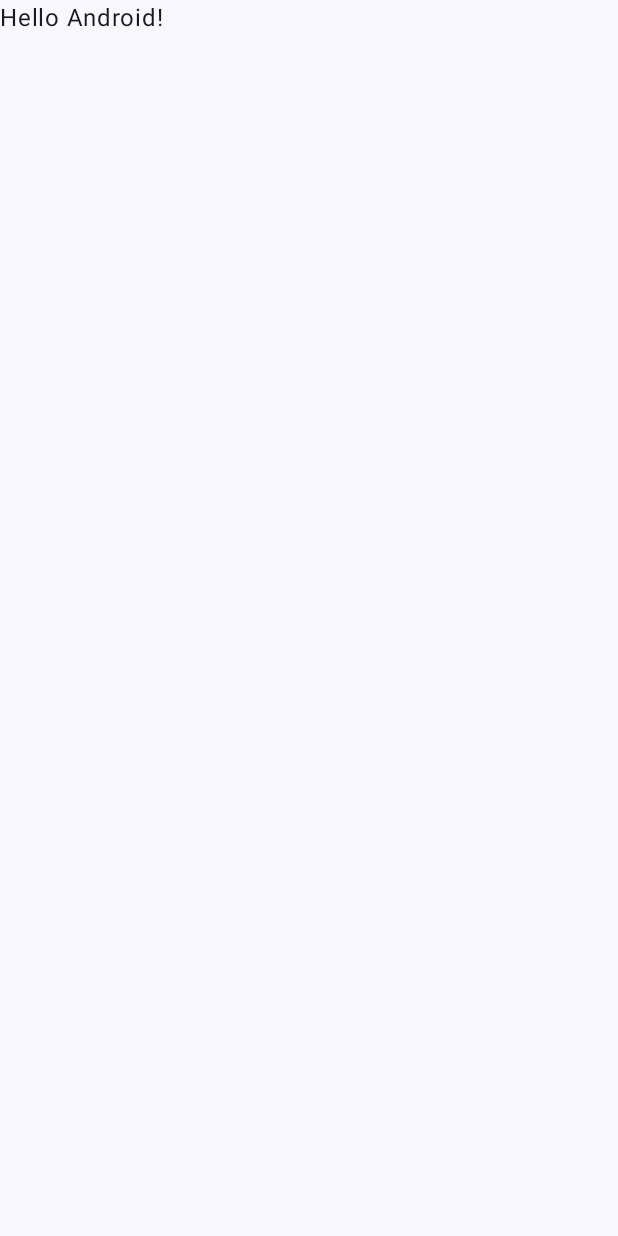
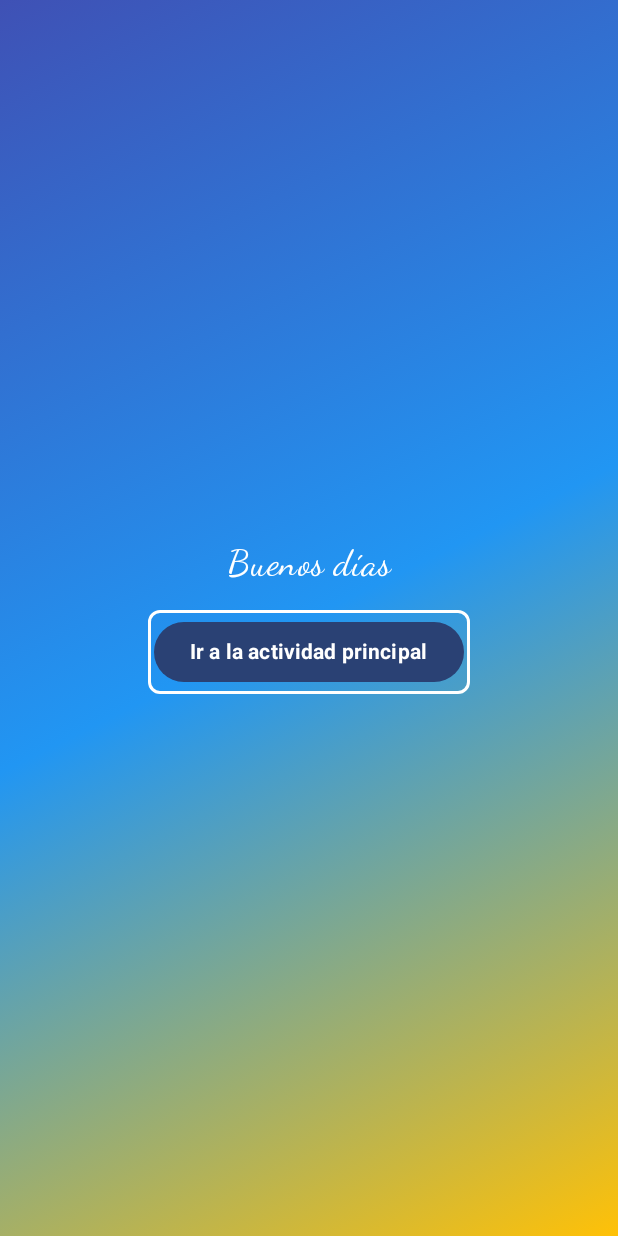
Before and after one commit to SoniaTejeroRecio/taller2_SoniaTejeroRecio, an Android app built with Jetpack Compose: the screen it shows after launch (MainActivity before the commit, StartActivity after it), on a phone screen of 412 x 824 dp. Before the commit the screen is almost empty. Run offline under Robolectric (Android 15) with nearby library versions, the phone set to English and light mode, and no system bars.

Commit message:
proyecto terminado completamente

```diff
--- a/app/build.gradle.kts
+++ b/app/build.gradle.kts
@@ -4,11 +4,11 @@ plugins {
 }
 
 android {
-    namespace = "com.example.individual_soniatejerorecio"
+    namespace = "com.example.individual"
     compileSdk = 34
 
     defaultConfig {
-        applicationId = "com.example.individual_soniatejerorecio"
+        applicationId = "com.example.individual"
         minSdk = 24
         targetSdk = 34
         versionCode = 1
--- /dev/null
+++ b/app/src/main/java/com/example/individual/StartActivity.kt
@@ -0,0 +1,99 @@
+package com.example.individual
+
+import android.content.Intent
+import android.os.Bundle
+import androidx.activity.ComponentActivity
+import androidx.activity.compose.setContent
+import androidx.compose.foundation.background
+import androidx.compose.foundation.border
+import androidx.compose.foundation.layout.*
+import androidx.compose.foundation.shape.RoundedCornerShape
+import androidx.compose.material3.Button
+import androidx.compose.material3.Text
+import androidx.compose.runtime.*
+import androidx.compose.ui.Alignment
+import androidx.compose.ui.Modifier
+import androidx.compose.ui.graphics.Brush
+import androidx.compose.ui.graphics.Color
+import androidx.compose.ui.platform.LocalContext
+import androidx.compose.ui.text.font.FontFamily
+import androidx.compose.ui.text.font.FontWeight
+import androidx.compose.ui.text.style.TextAlign
+import androidx.compose.ui.tooling.preview.Preview
+import androidx.compose.ui.unit.dp
+import androidx.compose.ui.unit.sp
+import com.example.individual.ui.theme.IndividualTheme
+import java.util.*
+
+class StartActivity : ComponentActivity() {
+    override fun onCreate(savedInstanceState: Bundle?) {
+        super.onCreate(savedInstanceState)
+        setContent {
+            IndividualTheme {
+                StartScreen()
+            }
+        }
+    }
+}
+
+@Composable
+fun StartScreen() {
+    val greeting = getGreeting()
+    val context = LocalContext.current
+
+    val gradientBrush = Brush.linearGradient(
+        colors = listOf(Color(0xFF3F51B5), Color(0xFF2196F3), Color(0xFFFFC107))
+    )
+
+    Box(
+        modifier = Modifier
+            .fillMaxSize()
+            .background(gradientBrush)
+    ) {
+        Column(
+            modifier = Modifier
+                .fillMaxSize()
+                .padding(16.dp),
+            verticalArrangement = Arrangement.Center,
+            horizontalAlignment = Alignment.CenterHorizontally
+        ) {
+            Text(
+                text = greeting,
+                fontFamily = FontFamily.Cursive,
+                fontSize = 24.sp,
+                color = Color.White,
+                textAlign = TextAlign.Center,
+                modifier = Modifier.padding(bottom = 16.dp)
+            )
+            Button(
+                onClick = {
+                    // Navegar a MainActivity
+                    val intent = Intent(context, MainActivity::class.java)
+                    context.startActivity(intent)
+                },
+                modifier = Modifier
+                    .border(2.dp, Color.White, RoundedCornerShape(8.dp))
+                    .padding(4.dp)
+            ) {
+                Text("Ir a la actividad principal", fontWeight = FontWeight.Bold)
+            }
+        }
+    }
+}
+
+fun getGreeting(): String {
+    val currentHour = Calendar.getInstance().get(Calendar.HOUR_OF_DAY)
+    return when (currentHour) {
+        in 6..11 -> "Buenos días"
+        in 12..17 -> "Buenas tardes"
+        else -> "Buenas noches"
+    }
+}
+
+@Preview(showBackground = true)
+@Composable
+fun StartScreenPreview() {
+    IndividualTheme {
+        StartScreen()
+    }
+}
--- /dev/null
+++ b/app/src/main/java/com/example/individual/ui/theme/Color.kt
@@ -0,0 +1,11 @@
+package com.example.individual.ui.theme
+
+import androidx.compose.ui.graphics.Color
+
+val Purple80 = Color(0xFFD0BCFF)
+val PurpleGrey80 = Color(0xFFCCC2DC)
+val Pink80 = Color(0xFFEFB8C8)
+
+val Purple40 = Color(0xFF6650a4)
+val PurpleGrey40 = Color(0xFF625b71)
+val Pink40 = Color(0xFF7D5260)
--- /dev/null
+++ b/app/src/main/java/com/example/individual/ui/theme/Theme.kt
@@ -0,0 +1,58 @@
+package com.example.individual.ui.theme
+
+import android.app.Activity
+import android.os.Build
+import androidx.compose.foundation.isSystemInDarkTheme
+import androidx.compose.material3.MaterialTheme
+import androidx.compose.material3.darkColorScheme
+import androidx.compose.material3.dynamicDarkColorScheme
+import androidx.compose.material3.dynamicLightColorScheme
+import androidx.compose.material3.lightColorScheme
+import androidx.compose.runtime.Composable
+import androidx.compose.ui.platform.LocalContext
+
+private val DarkColorScheme = darkColorScheme(
+    primary = Purple80,
+    secondary = PurpleGrey80,
+    tertiary = Pink80
+)
+
+private val LightColorScheme = lightColorScheme(
+    primary = Purple40,
+    secondary = PurpleGrey40,
+    tertiary = Pink40
+
+    /* Other default colors to override
+    background = Color(0xFFFFFBFE),
+    surface = Color(0xFFFFFBFE),
+    onPrimary = Color.White,
+    onSecondary = Color.White,
+    onTertiary = Color.White,
+    onBackground = Color(0xFF1C1B1F),
+    onSurface = Color(0xFF1C1B1F),
+    */
+)
+
+@Composable
+fun IndividualTheme(
+    darkTheme: Boolean = isSystemInDarkTheme(),
+    // Dynamic color is available on Android 12+
+    dynamicColor: Boolean = true,
+    content: @Composable () -> Unit
+) {
+    val colorScheme = when {
+        dynamicColor && Build.VERSION.SDK_INT >= Build.VERSION_CODES.S -> {
+            val context = LocalContext.current
+            if (darkTheme) dynamicDarkColorScheme(context) else dynamicLightColorScheme(context)
+        }
+
+        darkTheme -> DarkColorScheme
+        else -> LightColorScheme
+    }
+
+    MaterialTheme(
+        colorScheme = colorScheme,
+        typography = Typography,
+        content = content
+    )
+}
--- /dev/null
+++ b/app/src/main/java/com/example/individual/ui/theme/Type.kt
@@ -0,0 +1,34 @@
+package com.example.individual.ui.theme
+
+import androidx.compose.material3.Typography
+import androidx.compose.ui.text.TextStyle
+import androidx.compose.ui.text.font.FontFamily
+import androidx.compose.ui.text.font.FontWeight
+import androidx.compose.ui.unit.sp
+
+// Set of Material typography styles to start with
+val Typography = Typography(
+    bodyLarge = TextStyle(
+        fontFamily = FontFamily.Default,
+        fontWeight = FontWeight.Normal,
+        fontSize = 16.sp,
+        lineHeight = 24.sp,
+        letterSpacing = 0.5.sp
+    )
+    /* Other default text styles to override
+    titleLarge = TextStyle(
+        fontFamily = FontFamily.Default,
+        fontWeight = FontWeight.Normal,
+        fontSize = 22.sp,
+        lineHeight = 28.sp,
+        letterSpacing = 0.sp
+    ),
+    labelSmall = TextStyle(
+        fontFamily = FontFamily.Default,
+        fontWeight = FontWeight.Medium,
+        fontSize = 11.sp,
+        lineHeight = 16.sp,
+        letterSpacing = 0.5.sp
+    )
+    */
+)
--- a/app/src/main/res/values/strings.xml
+++ b/app/src/main/res/values/strings.xml
@@ -1,3 +1,3 @@
 <resources>
-    <string name="app_name">individual_SoniaTejeroRecio</string>
+    <string name="app_name">individual</string>
 </resources>
--- a/app/src/main/res/values/themes.xml
+++ b/app/src/main/res/values/themes.xml
@@ -1,5 +1,5 @@
 <?xml version="1.0" encoding="utf-8"?>
 <resources>
 
-    <style name="Theme.Individual_SoniaTejeroRecio" parent="android:Theme.Material.Light.NoActionBar" />
+    <style name="Theme.Individual" parent="android:Theme.Material.Light.NoActionBar" />
 </resources>
--- a/settings.gradle.kts
+++ b/settings.gradle.kts
@@ -19,5 +19,5 @@ dependencyResolutionManagement {
     }
 }
 
-rootProject.name = "individual_SoniaTejeroRecio"
+rootProject.name = "individual"
 include(":app")
```
Also changed, not shown: app/src/main/AndroidManifest.xml (+6 -4 lines), app/src/main/java/com/example/individual/MainActivity.kt (added, +163 -0 lines), app/src/main/java/com/example/individual/ui/theme/SettingsActivity.kt (added, +76 -0 lines), app/src/main/java/com/example/individual/ui/theme/ThirdActivity.kt (added, +108 -0 lines), app/src/main/res/drawable/libro.jpg (added), app/src/main/res/drawable/luna.jpg (added), app/src/main/res/drawable/sol.jpeg (added), gradle/wrapper/gradle-wrapper.properties, 2 other files.
